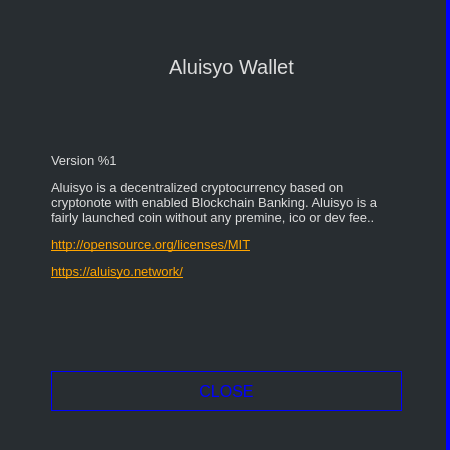
Old version of the form src/gui/ui/aboutdialog.ui in the repository aluisyoanx/gui-wallet.
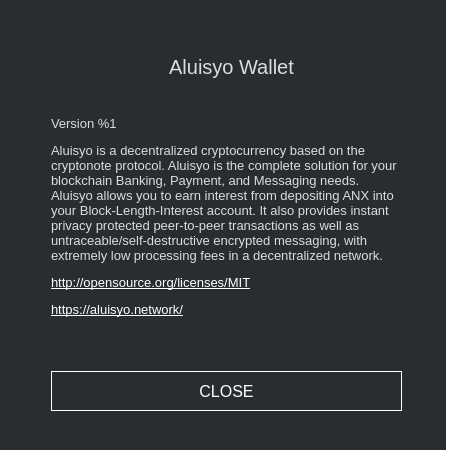
New version of the form.

What changed in the file:
```diff
--- a/src/gui/ui/aboutdialog.ui
+++ b/src/gui/ui/aboutdialog.ui
@@ -32,7 +32,7 @@
    <string>About %1</string>
   </property>
   <property name="styleSheet">
-   <string notr="true">background-color: #282d31; border-right: 4px solid blue;</string>
+   <string notr="true">background-color: #282d31; border-right: 4px solid white;</string>
   </property>
   <layout class="QVBoxLayout" name="verticalLayout" stretch="0">
    <item>
@@ -69,7 +69,7 @@
 font-size: 13px;</string>
       </property>
       <property name="text">
-       <string>&lt;html&gt;&lt;head/&gt;&lt;body&gt;&lt;p&gt;Version %1&lt;/p&gt;&lt;p&gt;Aluisyo is a decentralized cryptocurrency based on cryptonote with enabled Blockchain Banking. Aluisyo is a fairly launched coin without any premine, ico or dev fee..&lt;/p&gt;&lt;p&gt;&lt;a href=&quot;http://opensource.org/licenses/MIT&quot;&gt;&lt;span style=&quot; text-decoration: underline; color:#ffa500;&quot;&gt;http://opensource.org/licenses/MIT&lt;/span&gt;&lt;/a&gt;&lt;/p&gt;&lt;p&gt;&lt;a href=&quot;https://aluisyo.network/&quot;&gt;&lt;span style=&quot; text-decoration: underline; color:#ffa500;&quot;&gt;https://aluisyo.network/&lt;/span&gt;&lt;/a&gt;&lt;/p&gt;&lt;/body&gt;&lt;/html&gt;</string>
+       <string>&lt;html&gt;&lt;head/&gt;&lt;body&gt;&lt;p&gt;Version %1&lt;/p&gt;&lt;p&gt;Aluisyo is a decentralized cryptocurrency based on the cryptonote protocol. Aluisyo is the complete solution for your blockchain Banking, Payment, and Messaging needs. Aluisyo allows you to earn interest from depositing ANX into your Block-Length-Interest account. It also provides instant privacy protected peer-to-peer transactions as well as untraceable/self-destructive encrypted messaging, with extremely low processing fees in a decentralized network.&lt;/p&gt;&lt;p&gt;&lt;a href=&quot;http://opensource.org/licenses/MIT&quot;&gt;&lt;span style=&quot; text-decoration: underline; color:#ffffff;&quot;&gt;http://opensource.org/licenses/MIT&lt;/span&gt;&lt;/a&gt;&lt;/p&gt;&lt;p&gt;&lt;a href=&quot;https://aluisyo.network/&quot;&gt;&lt;span style=&quot; text-decoration: underline; color:#ffffff;&quot;&gt;https://aluisyo.network/&lt;/span&gt;&lt;/a&gt;&lt;/p&gt;&lt;/body&gt;&lt;/html&gt;</string>
       </property>
       <property name="textFormat">
        <enum>Qt::RichText</enum>
@@ -81,7 +81,7 @@
        <bool>true</bool>
       </property>
      </widget>
-     <widget class="QPushButton" name="m_closeButton">
+     <widget class="QPushButton" name="m_okButton">
       <property name="geometry">
        <rect>
         <x>40</x>
@@ -97,12 +97,12 @@
        </size>
       </property>
       <property name="font">
-       <font>
-        <pointsize>-1</pointsize>
-       </font>
+       <font/>
       </property>
       <property name="styleSheet">
-       <string notr="true">color: blue; background-color: #1; border: 1px solid blue; font-size: 16px;</string>
+       <string notr="true">QPushButton#m_okButton {color: white; background-color: #1; border: 1px solid white; font-size: 16px;}
+
+QPushButton#m_okButton:hover {color: white; background-color: #1; border: 2px solid white; font-size: 16px;}</string>
       </property>
       <property name="text">
        <string>CLOSE</string>
```
Left out of the diff: 2 changed lines with no effect on the pictures.
